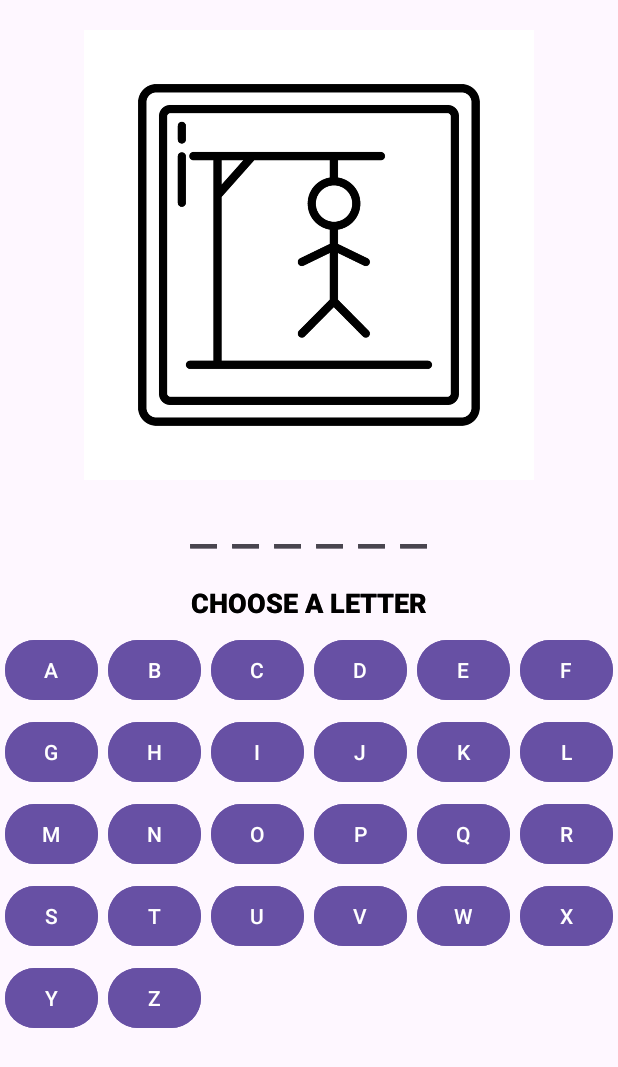
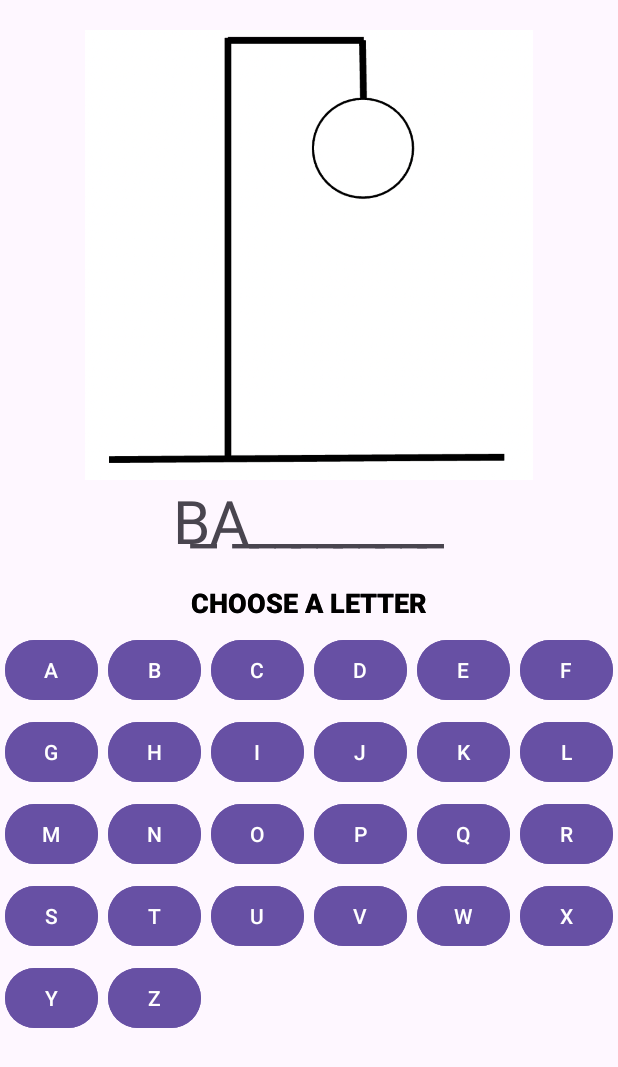
Before and after one commit to CS-501-TeamMSH/HW4-Q5, an Android app: the screen it shows after launch (MainActivity), after a tap on an icon or button, on a phone screen of 412 x 824 dp. Shown: the top 1067 px of the screen. Run offline under Robolectric (Android 15) with nearby library versions, the phone set to English and light mode, and no system bars; 2 other taps on this screen came first.

Commit message:
buttons, hangman working

```diff
--- a/app/src/main/java/com/example/hw4_q5/Hangman.kt
+++ b/app/src/main/java/com/example/hw4_q5/Hangman.kt
@@ -5,6 +5,7 @@ import androidx.fragment.app.Fragment
 import android.view.LayoutInflater
 import android.view.View
 import android.view.ViewGroup
+import android.widget.ImageView
 
 // TODO: Rename parameter arguments, choose names that match
 // the fragment initialization parameters, e.g. ARG_ITEM_NUMBER
@@ -34,26 +35,24 @@ class Hangman : Fragment() {
         savedInstanceState: Bundle?
     ): View? {
         // Inflate the layout for this fragment
-        return inflater.inflate(R.layout.fragment_hangman, container, false)
+        val view = inflater.inflate(R.layout.fragment_hangman, container, false)
+        val hangmanImageView = view.findViewById<ImageView>(R.id.hangman)
+        hangmanImageView.setImageResource(R.drawable.hangman1)
+        return view
     }
 
-    companion object {
-        /**
-         * Use this factory method to create a new instance of
-         * this fragment using the provided parameters.
-         *
-         * @param param1 Parameter 1.
-         * @param param2 Parameter 2.
-         * @return A new instance of fragment Hangman.
-         */
-        // TODO: Rename and change types and number of parameters
-        @JvmStatic
-        fun newInstance(param1: String, param2: String) =
-            Hangman().apply {
-                arguments = Bundle().apply {
-                    putString(ARG_PARAM1, param1)
-                    putString(ARG_PARAM2, param2)
-                }
-            }
+    fun setHangman(imageNumber: Int) {
+        val imageResource = when (imageNumber) {
+            5 -> R.drawable.hangman2
+            4 -> R.drawable.hangman3
+            3 -> R.drawable.hangman4
+            2 -> R.drawable.hangman5
+            1 -> R.drawable.hangman6
+            0 -> R.drawable.hangman7
+            else -> R.drawable.hangman1
+        }
+        val hangmanImageView = view?.findViewById<ImageView>(R.id.hangman)
+        hangmanImageView?.setImageResource(imageResource)
     }
+
 }
--- a/app/src/main/java/com/example/hw4_q5/HangmanGame.kt
+++ b/app/src/main/java/com/example/hw4_q5/HangmanGame.kt
@@ -1,5 +1,6 @@
 package com.example.hw4_q5
 
+import android.widget.Toast
 import kotlin.random.Random
 
 
@@ -8,8 +9,8 @@ class HangmanGame() {
     private val wordlist = arrayOf("APPLES", "BANANA", "CHERRY", "GRAPES", "ORANGES")
     var word: String? = null
     private lateinit var guessedIndices: BooleanArray
-    private var allowedGuesses = 0
-    private var remainingGuesses = 0
+    private var allowedGuesses = 6
+    private var remainingGuesses = 6
     private var usedLetters = ArrayList<Char>()
 
     init {
--- a/app/src/main/java/com/example/hw4_q5/KeyboardFragment.kt
+++ b/app/src/main/java/com/example/hw4_q5/KeyboardFragment.kt
@@ -36,5 +36,6 @@ class KeyboardFragment : Fragment() {
         if (activity is MainActivity) {
             (activity as MainActivity).play(letter)
         }
+
     }
 }
--- a/app/src/main/java/com/example/hw4_q5/MainActivity.kt
+++ b/app/src/main/java/com/example/hw4_q5/MainActivity.kt
@@ -5,6 +5,7 @@ import android.os.Bundle
 import android.os.Handler
 import android.os.Looper
 import android.util.Log
+import android.widget.Toast
 import com.example.hw4_q5.HangmanGame
 import com.example.hw4_q5.Hangman
 import com.example.hw4_q5.KeyboardFragment
@@ -46,8 +47,6 @@ class MainActivity : AppCompatActivity() {
 
         word = hangmanGame.selectRandomWord()
         Log.d("word,", word)
-
-
         // Landscape
         // val isLandscape = resources.configuration.orientation == Configuration.ORIENTATION_LANDSCAPE
         // val layoutId = if (isLandscape) R.layout.activity_main_landscape else R.layout.activity_main_portrait
@@ -57,8 +56,15 @@ class MainActivity : AppCompatActivity() {
 
     fun play(char: Char) {
         if (hangmanGame.makeGuess(char)) {
-            return
+            var index = word.indexOf(char)
+            wordFragment.updateDisplayedWord(char, index)
+        } else {
+            var num = hangmanGame.getRemainingGuesses()
+            hangmanFragment.setHangman(num)
+            if (num == 0) {
+                Toast.makeText(this, "Game Over", Toast.LENGTH_SHORT).show()
+            }
+
         }
-
     }
 }
--- a/app/src/main/java/com/example/hw4_q5/Word.kt
+++ b/app/src/main/java/com/example/hw4_q5/Word.kt
@@ -34,7 +34,11 @@ class Word : Fragment() {
     }
 
     fun updateDisplayedWord(char: Char, index: Int) {
+        // Replace this later
         val currentText = wordView.text.toString()
+        if (currentText == "_ _ _ _ _ _") {
+            wordView.text = ""
+        }
         if (index in currentText.indices) {
             val updatedText = StringBuilder(currentText)
             updatedText[index] = char
--- a/app/src/main/res/layout/fragment_hangman.xml
+++ b/app/src/main/res/layout/fragment_hangman.xml
@@ -7,7 +7,6 @@
 
     <ImageView
         android:id="@+id/hangman"
-        android:src="@drawable/temphangman"
         android:layout_width="300dp"
         android:layout_height="300dp"
         android:layout_gravity="center_horizontal"
--- a/app/src/main/res/layout/fragment_keyboard.xml
+++ b/app/src/main/res/layout/fragment_keyboard.xml
@@ -45,7 +45,8 @@
                 android:layout_width="0dp"
                 android:layout_columnWeight="1"
                 android:layout_margin="3dp"
-                android:text="@string/a" />
+                android:text="@string/a"
+                />
 
             <Button
                 android:id="@+id/buttonB"
```
Also changed, not shown: app/src/main/res/values/styles.xml (added, +7 -0 lines), app/src/main/res/drawable/hangman1.png (added), app/src/main/res/drawable/hangman2.png (added), app/src/main/res/drawable/hangman3.png (added), app/src/main/res/drawable/hangman4.png (added), app/src/main/res/drawable/hangman5.png (added), app/src/main/res/drawable/hangman6.png (added), app/src/main/res/drawable/hangman7.png (added).
